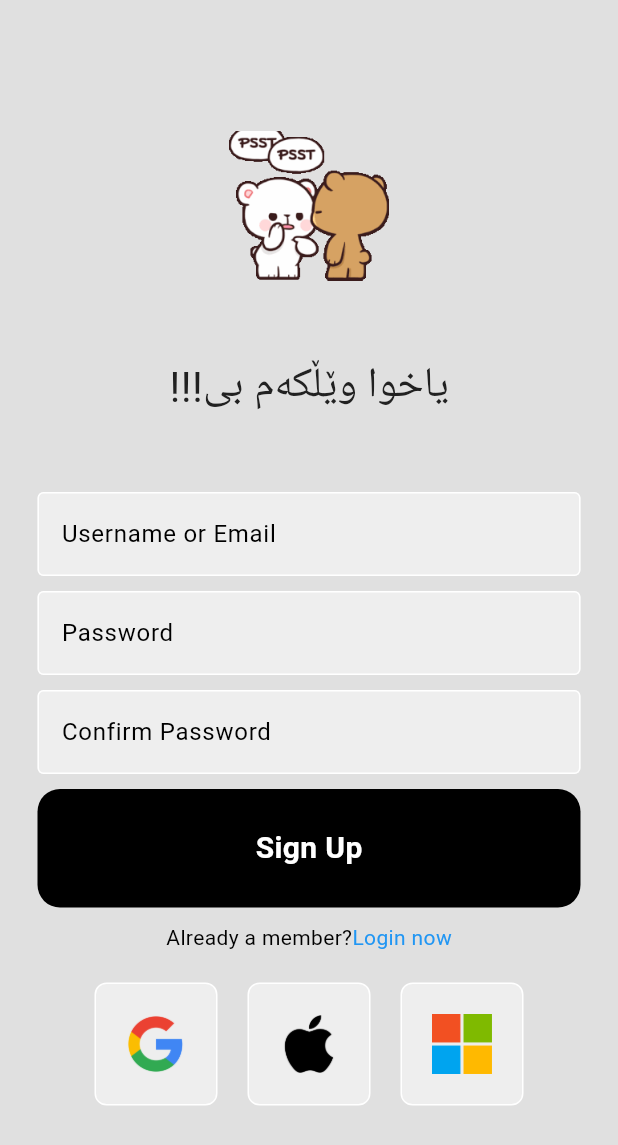
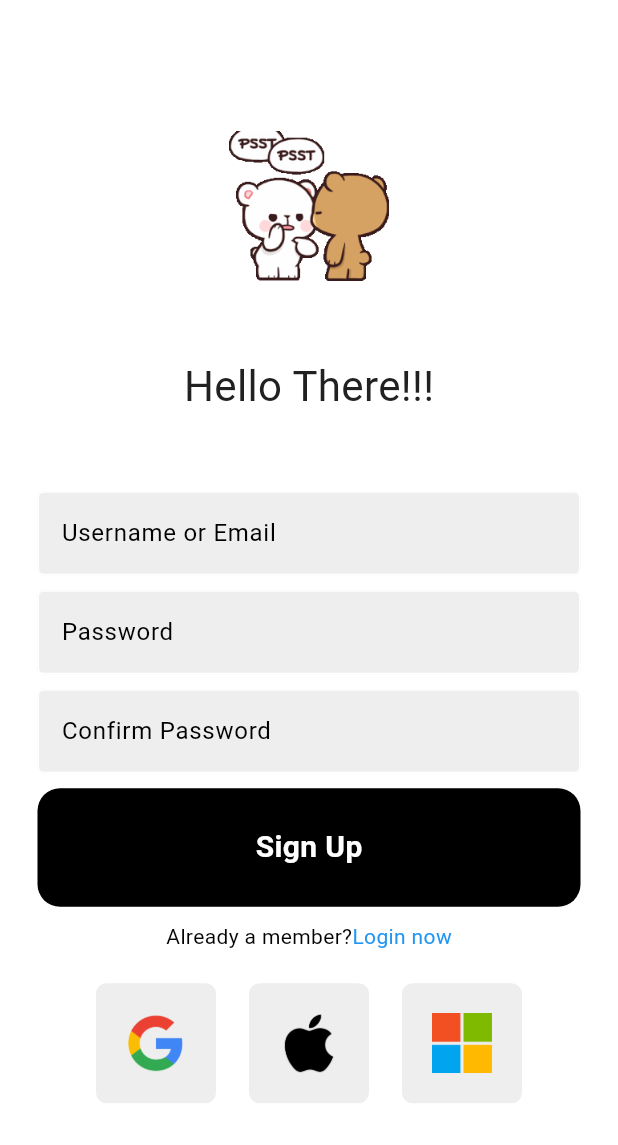
Before and after one commit to ZheerBarzan/project_whisper, a Flutter app: the screen it shows after launch, after a tap on "Register now", on a phone screen of 412 x 824 dp. Shown: the top 1145 px of the screen. Run offline on Flutter 3.47's test engine with Material 3 defaults, Android fonts, the light colour scheme and no system bars; our stand-ins replace cloud_firestore, firebase_auth, firebase_core, google_sign_in; accounts and stored records are empty.

Commit message:
fixing some issues

```diff
--- a/lib/pages/login_page.dart
+++ b/lib/pages/login_page.dart
@@ -35,7 +35,7 @@
       /* appBar: AppBar(
         title: const Text('چپە چپ'),
       ),*/
-      backgroundColor: Theme.of(context).colorScheme.background,
+      backgroundColor: Theme.of(context).colorScheme.surface,
       body: Center(
         child: SingleChildScrollView(
           child: Column(mainAxisAlignment: MainAxisAlignment.center, children: [
@@ -47,7 +47,7 @@
             ),
             //welcome back
             Text(
-              "!!!دیمانە و بە خێر",
+              " welcome back!!!",
               style: TextStyle(
                   fontSize: 28,
                   color: Theme.of(context).colorScheme.inversePrimary),
--- a/lib/pages/register_page.dart
+++ b/lib/pages/register_page.dart
@@ -44,7 +44,7 @@
       /* appBar: AppBar(
         title: const Text('چپە چپ'),
       ),*/
-      backgroundColor: Theme.of(context).colorScheme.background,
+      backgroundColor: Theme.of(context).colorScheme.surface,
       body: Center(
         child: SingleChildScrollView(
           child: Column(mainAxisAlignment: MainAxisAlignment.center, children: [
@@ -57,7 +57,7 @@
             //welcome back
 
             Text(
-              "!!!یاخوا وێڵکەم بی",
+              "Hello There!!!",
               style: TextStyle(
                   fontSize: 28,
                   color: Theme.of(context).colorScheme.inversePrimary),
```
Also changed, not shown: pubspec.lock, 4 other files.
